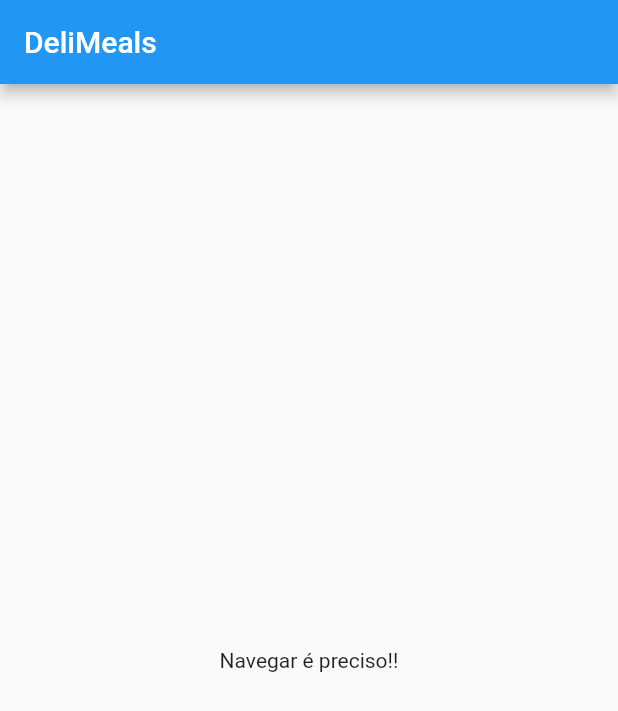
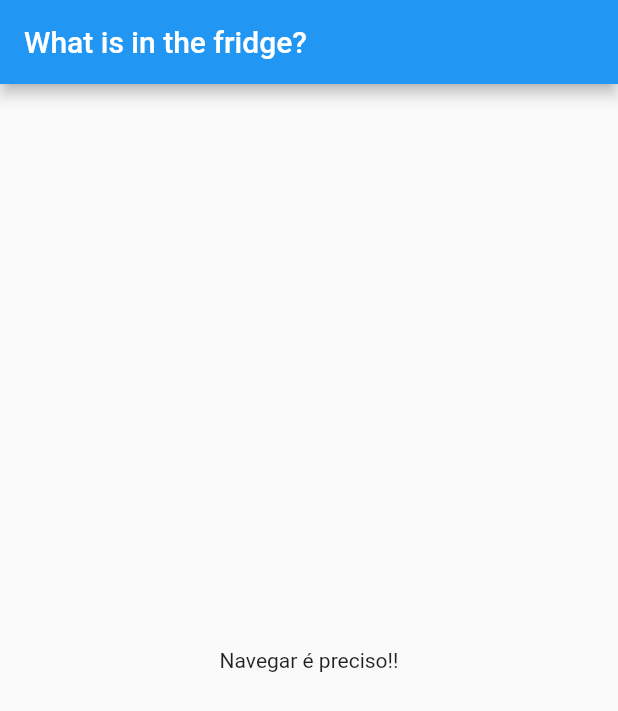
Before and after one commit to jamgf/whatisinthefridge, a Flutter app: the screen it shows after launch, on a phone screen of 412 x 824 dp. Shown: the top 711 px of the screen. Run offline on Flutter 3.47's test engine with Material 2 defaults, Android fonts, the phone set to English and light mode, and no system bars.

Commit message:
basic version

```diff
--- a/lib/dummy_data.dart
+++ b/lib/data/dummy_data.dart
@@ -1,5 +1,4 @@
 import 'package:flutter/material.dart';
-
 import '../models/category.dart';
 
 const DUMMY_CATEGORIES = const [
@@ -26,7 +25,7 @@ const DUMMY_CATEGORIES = const [
   Category(
     id: 'c5',
     title: 'Leve & Saudável',
-    color: Colors.amber,
+    color: Colors.indigo,
   ),
   Category(
     id: 'c6',
--- a/lib/main.dart
+++ b/lib/main.dart
@@ -6,7 +6,7 @@ class MyApp extends StatelessWidget {
   @override
   Widget build(BuildContext context) {
     return MaterialApp(
-      title: 'DeliMeals',
+      title: 'What is in the fridge?',
       theme: ThemeData(
         primarySwatch: Colors.blue,
       ),
@@ -25,7 +25,7 @@ class _MyHomePageState extends State<MyHomePage> {
   Widget build(BuildContext context) {
     return Scaffold(
       appBar: AppBar(
-        title: Text('DeliMeals'),
+        title: Text('What is in the fridge?'),
       ),
       body: Center(
         child: Text('Navegar é preciso!!'),
```
Also changed, not shown: lib/models/category.dart (added, +13 -0 lines).
